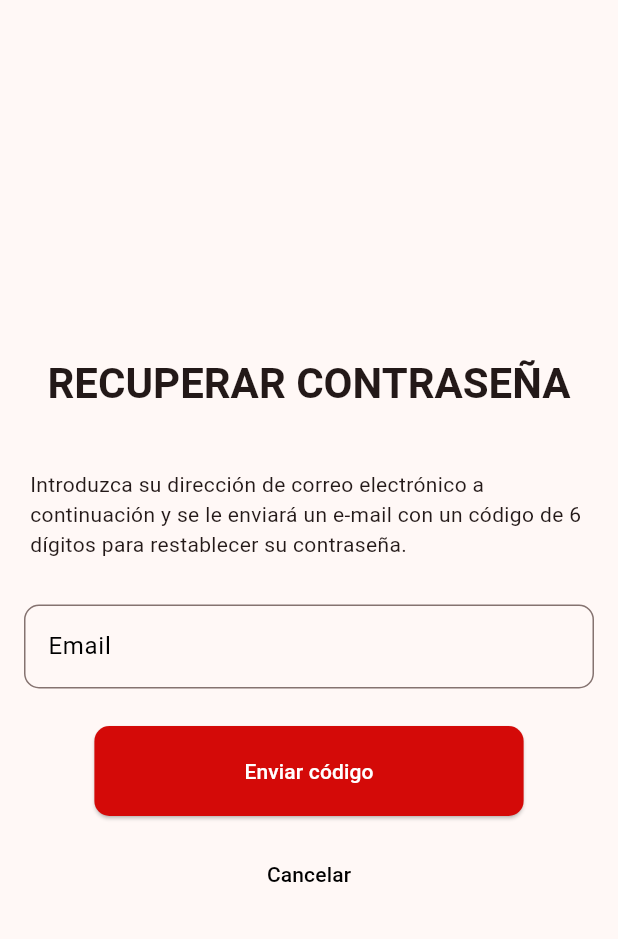
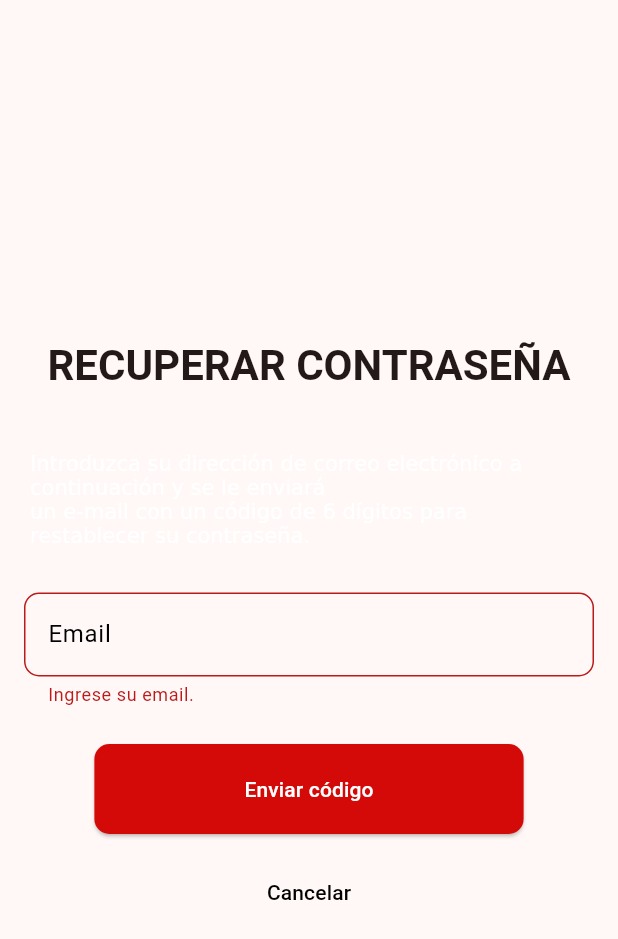
Before and after one commit to jessymontano/DigitalMenu, a Flutter app: the ChangePasswordForm widget shown alone on an empty page, opened directly, after a tap on "Enviar código", on a phone screen of 412 x 824 dp. Shown: the top 939 px of the screen. Run offline on Flutter 3.47's test engine with Material 3 defaults, Android fonts, the phone set to English and light mode, and no system bars; our stand-ins replace cloud_firestore, firebase_core; accounts and stored records are empty.

```diff
--- a/lib/src/pages/password_change.dart
+++ b/lib/src/pages/password_change.dart
@@ -9,21 +9,16 @@ class ChangePassword extends StatelessWidget {
   @override
   Widget build(BuildContext context) {
     return Scaffold(
-      body: Stack(
+      body: Row(
+        mainAxisAlignment: MainAxisAlignment.spaceBetween,
         children: [
           // Formulario en el centro (intentar)
-          const Center(
+          const Padding(
+            padding: EdgeInsets.fromLTRB(50, 0, 30, 0),
             child: ChangePasswordForm(),
           ),
-          Align(
-            alignment: Alignment.centerRight,
-            child: Padding(
-              padding: const EdgeInsets.all(20.0),
-              child: Image.asset(
-                'assets/logo.jpg',
-                width: 550, // Ancho
-              ),
-            ),
+          Image.asset(
+            'assets/logo.jpg',
           ),
         ],
       ),
@@ -55,20 +50,28 @@ class _ChangePasswordFormState extends State<ChangePasswordForm> {
             child: Text(
               'RECUPERAR CONTRASEÑA',
               style: Theme.of(context).textTheme.headlineMedium?.copyWith(
-                fontWeight: FontWeight.bold,
-              ),
+                    fontWeight: FontWeight.bold,
+                  ),
             ),
           ),
           Padding(
             padding: const EdgeInsets.all(20.0),
             child: RichText(
               text: TextSpan(
-                text: 'Introduzca su dirección de correo electrónico a continuación y se le enviará un e-mail con un código de 6 dígitos para restablecer su contraseña.',
-                style: DefaultTextStyle.of(context).style,
+                text:
+                    'Introduzca su dirección de correo electrónico a continuación y se le enviará \nun e-mail con un código de 6 dígitos para restablecer su contraseña.',
               ),
             ),
           ),
           Input(
+            validator: (value) {
+              if (value == null || value.isEmpty) {
+                return 'Ingrese su email.';
+              } else if (!RegExp(r'^[^@]+@[^@]+\.[^@]+').hasMatch(value)) {
+                return 'Ingrese un email válido';
+              }
+              return null;
+            },
             controller: _emailController,
             hintText: 'ejemplo@gmail.com',
             labelText: 'Email',
@@ -77,7 +80,9 @@ class _ChangePasswordFormState extends State<ChangePasswordForm> {
             padding: const EdgeInsets.all(15.0),
             child: Button(
               onPressed: () {
-                //aqui va el codigo para la recuperación
+                if (_formKey.currentState?.validate() ?? false) {
+                  //aqui va el codigo para la recuperación
+                }
               },
               text: 'Enviar código',
             ),
@@ -89,7 +94,8 @@ class _ChangePasswordFormState extends State<ChangePasswordForm> {
                 MaterialPageRoute(builder: (context) => const Login()),
               );
             },
-            child: const Text('Cancelar', style: TextStyle(color: Colors.black)),
+            child:
+                const Text('Cancelar', style: TextStyle(color: Colors.black)),
           ),
         ],
       ),
```
